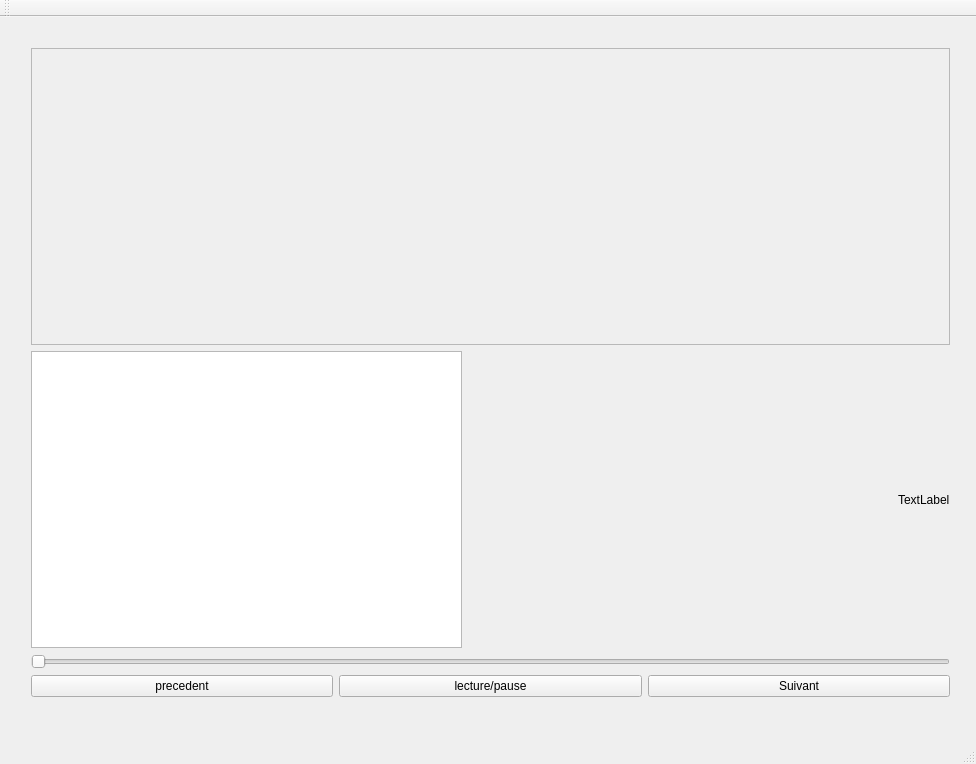
Above: client/mainwindow.ui from werew/mpv-gui before the change. Below: the same form after it.
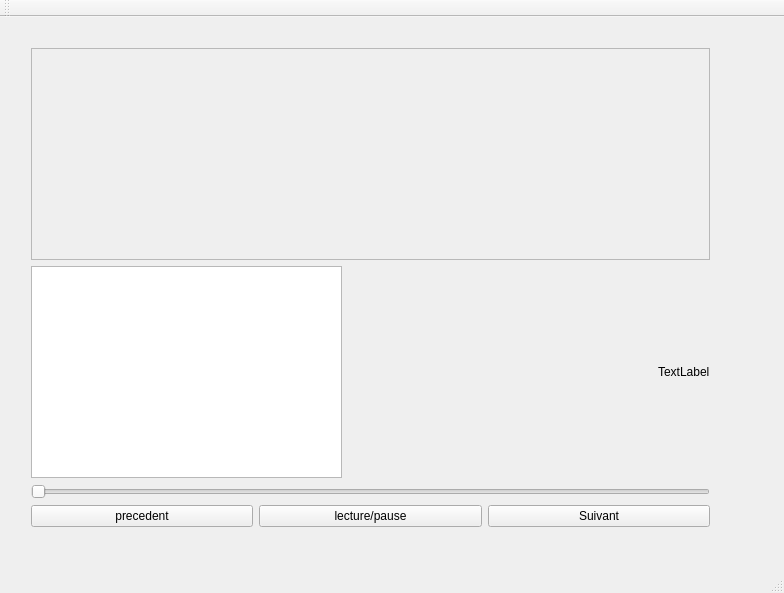
That is the form after the change. Custom widgets are drawn as their Qt base class.

The edit to the form file:
```diff
--- a/client/mainwindow.ui
+++ b/client/mainwindow.ui
@@ -6,8 +6,8 @@
    <rect>
     <x>0</x>
     <y>0</y>
-    <width>976</width>
-    <height>764</height>
+    <width>784</width>
+    <height>593</height>
    </rect>
   </property>
   <property name="windowTitle">
@@ -19,8 +19,8 @@
      <rect>
       <x>20</x>
       <y>20</y>
-      <width>941</width>
-      <height>671</height>
+      <width>701</width>
+      <height>501</height>
      </rect>
     </property>
     <layout class="QVBoxLayout" name="verticalLayout">
@@ -34,17 +34,17 @@
          <rect>
           <x>0</x>
           <y>0</y>
-          <width>937</width>
-          <height>294</height>
+          <width>697</width>
+          <height>209</height>
          </rect>
         </property>
         <widget class="VolumeWidget" name="volume" native="true">
          <property name="geometry">
           <rect>
-           <x>180</x>
-           <y>150</y>
-           <width>641</width>
-           <height>101</height>
+           <x>40</x>
+           <y>45</y>
+           <width>451</width>
+           <height>91</height>
           </rect>
          </property>
          <property name="mouseTracking">
```
Left out of the diff: 2 changed lines with no effect on the pictures.
